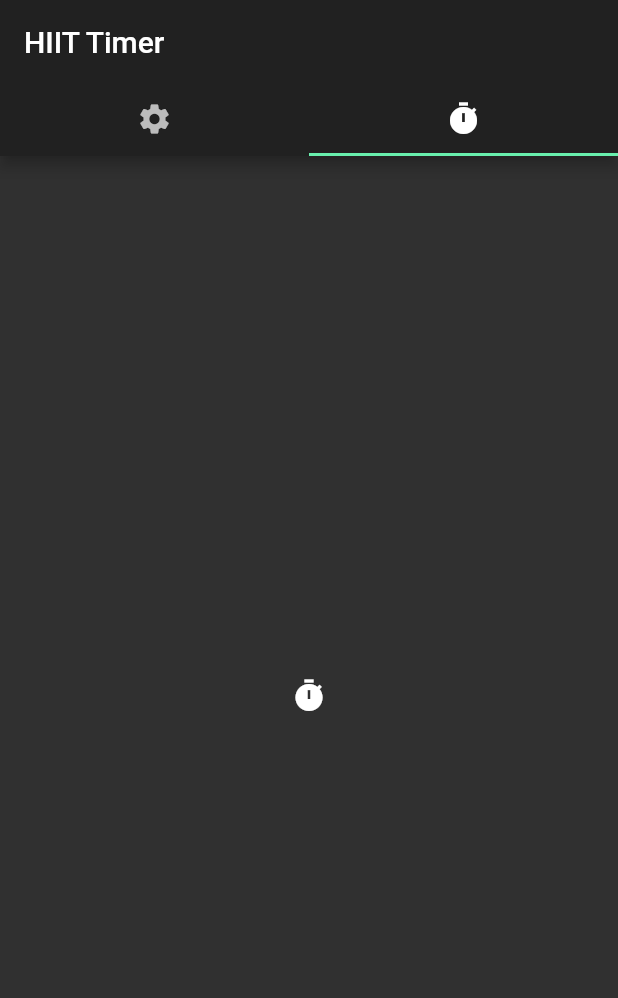
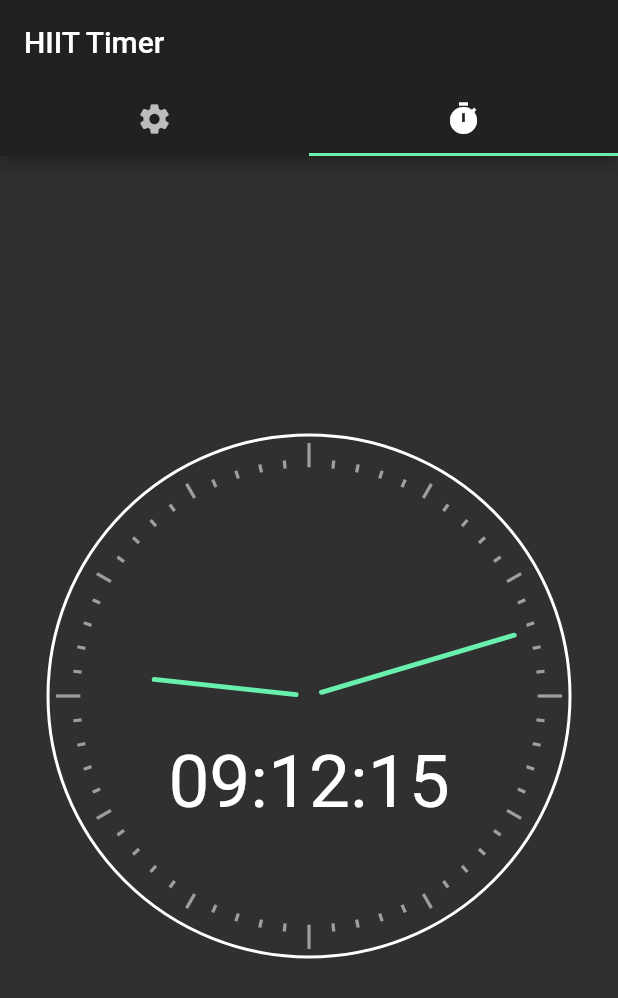
Before and after one commit to DJayalath/hiit_timer, a Flutter app: the screen it shows after launch, tab 2 chosen, on a phone screen of 412 x 824 dp. Shown: the top 998 px of the screen. Run offline on Flutter 3.47's test engine with Material 2 defaults, Android fonts, the phone set to English and light mode, and no system bars; missing offline and left inert: flutter_picker; statements that could not run were skipped.

Commit message:
Modified [analog_clock](https://github.com/furkantektas/analog_clock) library from [furkantektas](https://github.com/furkantektas)

```diff
--- /dev/null
+++ b/lib/analog_clock.dart
@@ -0,0 +1,133 @@
+import 'dart:async';
+
+import 'package:flutter/material.dart';
+import 'analog_clock_painter.dart';
+
+class AnalogClock extends StatefulWidget {
+    final DateTime datetime;
+    final bool showDigitalClock;
+    final bool showTicks;
+    final bool showNumbers;
+    final bool showAllNumbers;
+    final bool showSecondHand;
+    final Color hourHandColor;
+    final Color minuteHandColor;
+    final Color secondHandColor;
+    final Color tickColor;
+    final Color digitalClockColor;
+    final Color numberColor;
+    final bool isLive;
+    final double textScaleFactor;
+    final double width;
+    final double height;
+    final BoxDecoration decoration;
+
+    const AnalogClock(
+        {this.datetime,
+            this.showDigitalClock = true,
+            this.showTicks = true,
+            this.showNumbers = true,
+            this.showSecondHand = true,
+            this.showAllNumbers = false,
+            this.hourHandColor = Colors.black,
+            this.minuteHandColor = Colors.black,
+            this.secondHandColor = Colors.redAccent,
+            this.tickColor = Colors.grey,
+            this.digitalClockColor = Colors.black,
+            this.numberColor = Colors.black,
+            this.textScaleFactor = 1.0,
+            this.width = double.infinity,
+            this.height = double.infinity,
+            this.decoration = const BoxDecoration(),
+            isLive,
+            Key key})
+        : this.isLive = isLive ?? (datetime == null),
+            super(key: key);
+
+    const AnalogClock.dark(
+        {datetime,
+            showDigitalClock = true,
+            showTicks = true,
+            showNumbers = true,
+            showAllNumbers = false,
+            showSecondHand = true,
+            width = double.infinity,
+            height = double.infinity,
+            decoration = const BoxDecoration(),
+            Key key})
+        : this(
+        datetime: datetime,
+        showDigitalClock: showDigitalClock,
+        showTicks: showTicks,
+        showNumbers: showNumbers,
+        showAllNumbers: showAllNumbers,
+        showSecondHand: showSecondHand,
+        width: width,
+        height: height,
+        hourHandColor: Colors.white,
+        minuteHandColor: Colors.white,
+        secondHandColor: Colors.redAccent,
+        tickColor: Colors.grey,
+        digitalClockColor: Colors.white,
+        numberColor: Colors.white,
+        decoration: decoration,
+        key: key);
+
+    @override
+    _AnalogClockState createState() => _AnalogClockState(datetime);
+}
+
+class _AnalogClockState extends State<AnalogClock> {
+    DateTime datetime;
+
+    _AnalogClockState(datetime) : this.datetime = datetime ?? DateTime.now();
+
+    initState() {
+        super.initState();
+        if (widget.isLive) {
+            // update clock every second or minute based on second hand's visibility.
+            Duration updateDuration =
+            widget.showSecondHand ? Duration(seconds: 1) : Duration(minutes: 1);
+            Timer.periodic(updateDuration, update);
+        }
+    }
+
+    update(Timer timer) {
+        if (mounted) {
+            // update is only called on live clocks. So, it's safe to update datetime.
+            datetime = DateTime.now();
+            setState(() {});
+        }
+    }
+
+    @override
+    Widget build(BuildContext context) {
+        return Container(
+            width: widget.width,
+            height: widget.height,
+            decoration: widget.decoration,
+            child: Center(
+                child: AspectRatio(
+                    aspectRatio: 1.0,
+                    child: new Container(
+                        constraints: BoxConstraints(minWidth: 48.0, minHeight: 48.0),
+                        width: double.infinity,
+                        child: new CustomPaint(
+                            painter: new AnalogClockPainter(
+                                datetime: datetime,
+                                showDigitalClock: widget.showDigitalClock,
+                                showTicks: widget.showTicks,
+                                showNumbers: widget.showNumbers,
+                                showAllNumbers: widget.showAllNumbers,
+                                showSecondHand: widget.showSecondHand,
+                                hourHandColor: widget.hourHandColor,
+                                minuteHandColor: widget.minuteHandColor,
+                                secondHandColor: widget.secondHandColor,
+                                tickColor: widget.tickColor,
+                                digitalClockColor: widget.digitalClockColor,
+                                textScaleFactor: widget.textScaleFactor,
+                                numberColor: widget.numberColor),
+                        )))),
+        );
+    }
+}
--- a/lib/main.dart
+++ b/lib/main.dart
@@ -46,7 +46,7 @@ class HIITTimer extends StatelessWidget {
           body: TabBarView(
             children: [
               Settings(),
-              Icon(Icons.timer),
+              Timer(),
             ],
           )
         )
--- a/lib/timer.dart
+++ b/lib/timer.dart
@@ -1,29 +1,41 @@
-//import 'package:flutter/cupertino.dart';
-//import 'package:flutter/material.dart';
-//
-//class Timer extends StatefulWidget {
-//    @override
-//    TimerState createState() => TimerState();
-//
-//}
-//
-//class TimerState extends State<Timer> {
-//    Timer timer = Timer();
-//
-//    @override
-//    Widget build(BuildContext context) {
-//        return Scaffold(
-//            appBar: ,
-//
-//            // Display list of cards of tasks
-//            //body: _buildContent(),
-//
-//            // The 'add new task' button
-//            floatingActionButton: FloatingActionButton(
-//                //onPressed: _pushAddTaskRoute,
-//                tooltip: 'New task',
-//                child: Icon(Icons.note_add),
-//            ),
-//        );
-//    }
-//}
+import 'package:flutter/cupertino.dart';
+import 'package:flutter/material.dart';
+
+import 'analog_clock.dart';
+
+class Timer extends StatefulWidget {
+    @override
+    TimerState createState() => TimerState();
+
+}
+
+class TimerState extends State<Timer> {
+    Timer timer = Timer();
+
+    @override
+    Widget build(BuildContext context) {
+        return Scaffold(
+            body: Container(
+                alignment: Alignment.topCenter,
+                child: AnalogClock(
+                    decoration: BoxDecoration(
+                        border: Border.all(width: 2.0, color: Colors.white),
+                        color: Colors.transparent,
+                        shape: BoxShape.circle),
+                    width: 350.0,
+                    isLive: false,
+                    hourHandColor: Colors.greenAccent,
+                    minuteHandColor: Colors.greenAccent,
+                    showSecondHand: false,
+                    numberColor: Colors.white,
+                    showNumbers: false,
+                    textScaleFactor: 2.5,
+                    showTicks: true,
+                    showDigitalClock: true,
+                    digitalClockColor: Colors.white,
+                    datetime: DateTime(2019, 1, 1, 9, 12, 15),
+                ),
+            ),
+        );
+    }
+}
```
Also changed, not shown: lib/analog_clock_painter.dart (added, +327 -0 lines), 2 other files.
